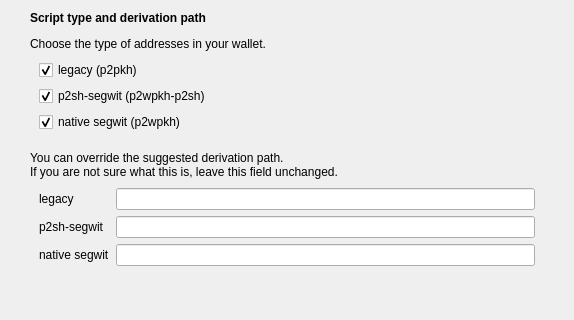
Qt form src/qt/forms/derivationpathdialog.ui (qtumproject/qtum) before a commit; both pictures show x 0 to 574 and y 0 to 320 of the 574 by 507 pixel window.
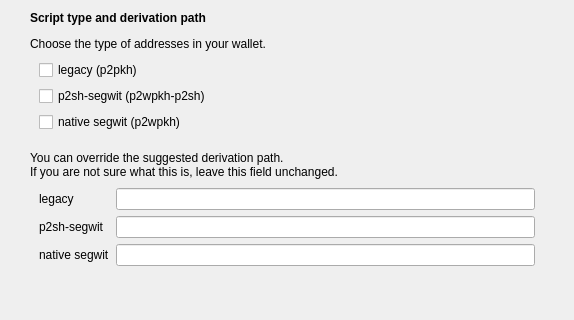
The same form after that commit. Custom widgets are drawn as their Qt base class.

Commit message: Check the default output type in the hw derivation dialog

What changed in the file:
```diff
--- a/src/qt/forms/derivationpathdialog.ui
+++ b/src/qt/forms/derivationpathdialog.ui
@@ -91,7 +91,7 @@
             <string>legacy (p2pkh)</string>
            </property>
            <property name="checked">
-            <bool>true</bool>
+            <bool>false</bool>
            </property>
           </widget>
          </item>
@@ -101,7 +101,7 @@
             <string>p2sh-segwit (p2wpkh-p2sh)</string>
            </property>
            <property name="checked">
-            <bool>true</bool>
+            <bool>false</bool>
            </property>
           </widget>
          </item>
@@ -111,7 +111,7 @@
             <string>native segwit (p2wpkh)</string>
            </property>
            <property name="checked">
-            <bool>true</bool>
+            <bool>false</bool>
            </property>
           </widget>
          </item>
```
The commit also changes 4 other files.
